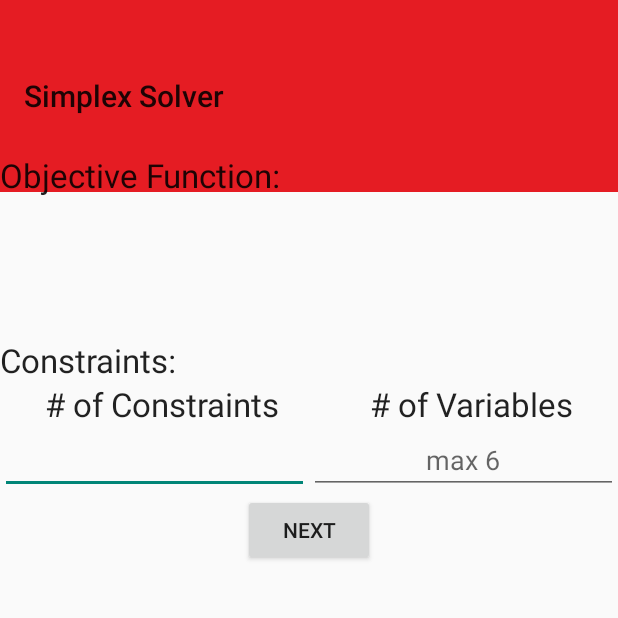
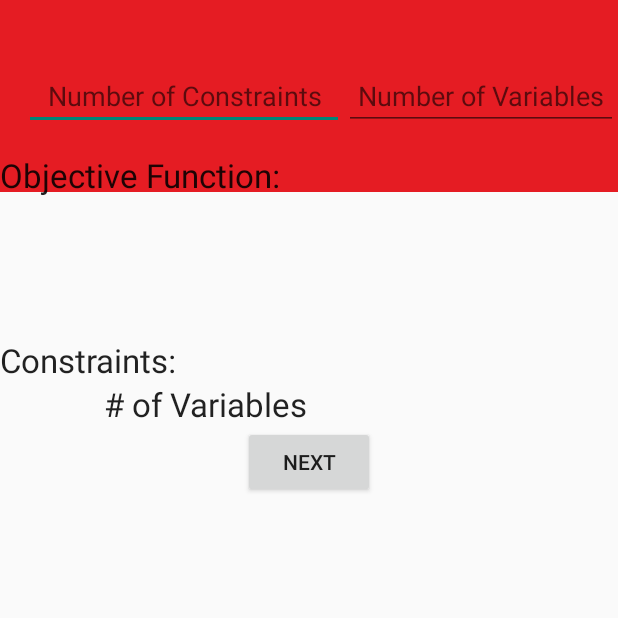
Before and after one commit to brennanbatalla/SimplexAlgorithm, an Android app: the screen it shows after launch (simplexmain), on a phone screen of 412 x 824 dp, the top half of it. Run offline under Robolectric (Android 15) with nearby library versions, the phone set to English and light mode, and no system bars; libraries missing offline, so code that uses them is left out: com.melnykov.fab; plain views replace FloatingActionButton; 2 statements that could not run were skipped.

Commit message:
Update missing files

```diff
--- a/app/src/main/res/layout/activity_simplexmain.xml
+++ b/app/src/main/res/layout/activity_simplexmain.xml
@@ -9,7 +9,31 @@
         android:layout_height="128dp"
         android:layout_width="match_parent"
         android:minHeight="?attr/actionBarSize"
-        android:background="?attr/colorPrimary" />
+        android:background="?attr/colorPrimary">
+
+	    <EditText
+		    android:layout_weight="50"
+		    android:layout_width="wrap_content"
+		    android:layout_height="wrap_content"
+		    android:inputType="number"
+		    android:ems="10"
+		    android:textColor="@color/white"
+		    android:hint="@string/constraintHint"
+		    android:id="@+id/nConstraints"
+		    android:gravity="center" />
+
+	    <EditText
+		    android:layout_weight="50"
+		    android:layout_width="wrap_content"
+		    android:layout_height="wrap_content"
+		    android:inputType="number"
+		    android:ems="10"
+		    android:textColor="@color/white"
+		    android:id="@+id/nVariables"
+		    android:hint="@string/variablesHint"
+		    android:gravity="center" />
+
+    </android.support.v7.widget.Toolbar>
 
     <com.melnykov.fab.FloatingActionButton
         android:id="@+id/fab"
@@ -17,9 +41,10 @@
         android:layout_height="wrap_content"
         fab:fab_colorNormal="@color/accent_500"
         fab:fab_colorPressed="@color/accent_700"
-        android:layout_gravity="right"
+        android:layout_gravity="end"
         android:layout_marginTop="-26dp"
-        android:layout_marginRight="16dp"/>
+        android:layout_marginRight="16dp"
+        android:layout_marginEnd="16dp"/>
 
 	<LinearLayout
 	    android:orientation="vertical"
@@ -38,7 +63,7 @@
 	        android:layout_width="fill_parent"
 	        android:layout_height="94dp"
 	        android:id="@+id/EditTextGen"
-	        android:padding="5dp"></LinearLayout>
+	        android:padding="5dp"/>
 
 	    <TextView
 	        android:layout_width="wrap_content"
@@ -60,14 +85,7 @@
             android:layout_height="wrap_content"
             android:weightSum="100">
 
-            <TextView
-                android:layout_weight="50"
-                android:layout_width="wrap_content"
-                android:layout_height="wrap_content"
-                android:textAppearance="?android:attr/textAppearanceLarge"
-                android:text="# of Constraints"
-                android:id="@+id/blah1"
-                android:gravity="center" />
+
 
             <TextView
                 android:layout_weight="50"
@@ -76,35 +94,6 @@
                 android:textAppearance="?android:attr/textAppearanceLarge"
                 android:text="# of Variables"
                 android:id="@+id/blah2"
-                android:gravity="center" />
-        </LinearLayout>
-
-        <LinearLayout
-            android:orientation="horizontal"
-            android:layout_width="fill_parent"
-            android:layout_height="wrap_content"
-            android:layout_alignParentTop="true"
-            android:layout_centerHorizontal="true"
-            android:weightSum="100">
-
-
-            <EditText
-                android:layout_weight="50"
-                android:layout_width="wrap_content"
-                android:layout_height="wrap_content"
-                android:inputType="number"
-                android:ems="10"
-                android:id="@+id/nConstraints"
-                android:gravity="center" />
-
-            <EditText
-                android:layout_weight="50"
-                android:layout_width="wrap_content"
-                android:layout_height="wrap_content"
-                android:inputType="number"
-                android:ems="10"
-                android:id="@+id/nVariables"
-                android:hint="max 6"
                 android:gravity="center" />
         </LinearLayout>
 
--- a/app/src/main/res/values/strings.xml
+++ b/app/src/main/res/values/strings.xml
@@ -3,5 +3,7 @@
 
     <string name="app_name">Simplex Solver</string>
     <string name="toolbar_fab_text">=</string>
+	<string name="constraintHint">Number of Constraints</string>
+	<string name="variablesHint">Number of Variables</string>
 
 </resources>
```
Also changed, not shown: app/src/main/res/drawable-hdpi/ic_launcher.png, app/src/main/res/drawable-mdpi/ic_launcher.png, app/src/main/res/drawable-xhdpi/ic_launcher.png, app/src/main/res/drawable-xxhdpi/ic_launcher.png.
